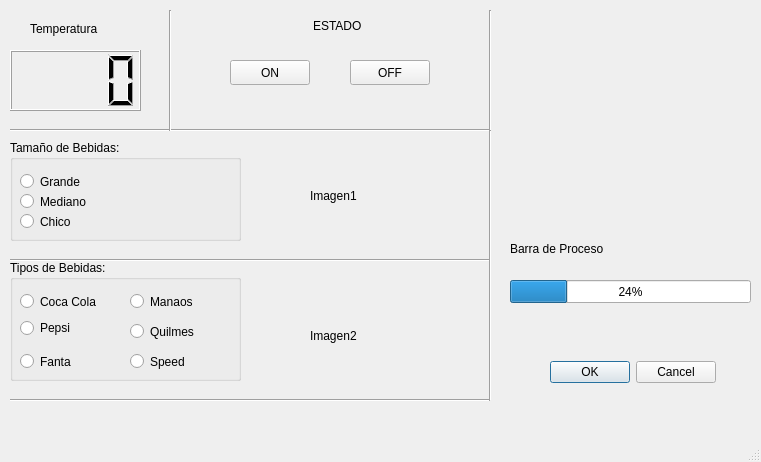
First picture: the form in interfaz/mainwindow.ui, repository AlexisVega96/InterfazGrafica, before the edit.
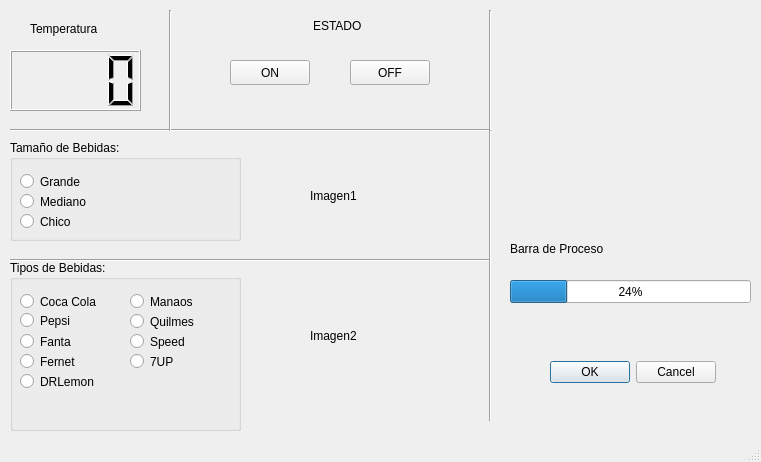
Second picture: the form after the edit.

Commit message: Modificaciones de interfaz, se agrego las imagenes de las bebidas y las latas y el codigo de las mismas.

What changed in the file:
```diff
--- a/interfaz/mainwindow.ui
+++ b/interfaz/mainwindow.ui
@@ -20,7 +20,7 @@
       <x>10</x>
       <y>260</y>
       <width>231</width>
-      <height>121</height>
+      <height>171</height>
      </rect>
     </property>
     <property name="title">
@@ -43,9 +43,9 @@
      <property name="geometry">
       <rect>
        <x>10</x>
-       <y>60</y>
+       <y>50</y>
        <width>96</width>
-       <height>16</height>
+       <height>21</height>
       </rect>
      </property>
      <property name="text">
@@ -56,7 +56,7 @@
      <property name="geometry">
       <rect>
        <x>10</x>
-       <y>90</y>
+       <y>70</y>
        <width>96</width>
        <height>23</height>
       </rect>
@@ -82,7 +82,7 @@
      <property name="geometry">
       <rect>
        <x>120</x>
-       <y>60</y>
+       <y>50</y>
        <width>96</width>
        <height>23</height>
       </rect>
@@ -95,7 +95,7 @@
      <property name="geometry">
       <rect>
        <x>120</x>
-       <y>90</y>
+       <y>70</y>
        <width>96</width>
        <height>23</height>
       </rect>
@@ -104,6 +104,45 @@
       <string>Speed</string>
      </property>
     </widget>
+    <widget class="QRadioButton" name="radioButton_10">
+     <property name="geometry">
+      <rect>
+       <x>10</x>
+       <y>90</y>
+       <width>96</width>
+       <height>23</height>
+      </rect>
+     </property>
+     <property name="text">
+      <string>Fernet</string>
+     </property>
+    </widget>
+    <widget class="QRadioButton" name="radioButton_11">
+     <property name="geometry">
+      <rect>
+       <x>10</x>
+       <y>110</y>
+       <width>96</width>
+       <height>23</height>
+      </rect>
+     </property>
+     <property name="text">
+      <string>DRLemon</string>
+     </property>
+    </widget>
+    <widget class="QRadioButton" name="radioButton_12">
+     <property name="geometry">
+      <rect>
+       <x>120</x>
+       <y>90</y>
+       <width>96</width>
+       <height>23</height>
+      </rect>
+     </property>
+     <property name="text">
+      <string>7UP</string>
+     </property>
+    </widget>
    </widget>
    <widget class="QLabel" name="Imagen1">
     <property name="geometry">
@@ -222,19 +261,6 @@
      <enum>Qt::Horizontal</enum>
     </property>
    </widget>
-   <widget class="Line" name="line_2">
-    <property name="geometry">
-     <rect>
-      <x>10</x>
-      <y>390</y>
-      <width>481</width>
-      <height>20</height>
-     </rect>
-    </property>
-    <property name="orientation">
-     <enum>Qt::Horizontal</enum>
-    </property>
-   </widget>
    <widget class="QLabel" name="label_3">
     <property name="geometry">
      <rect>
@@ -254,7 +280,7 @@
       <x>480</x>
       <y>130</y>
       <width>20</width>
-      <height>271</height>
+      <height>291</height>
      </rect>
     </property>
     <property name="orientation">
```
The commit also changes 4 other files.
